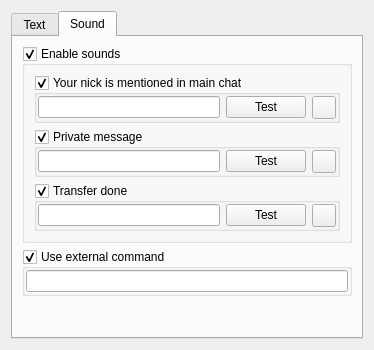
First picture: the form in eiskaltdcpp/ui/UISettingsNotification.ui, repository eiskaltdcpp/eiskaltdcpp, before the edit.
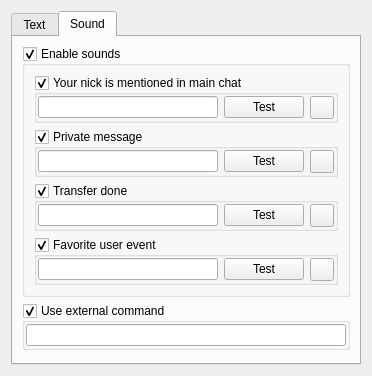
Second picture: the form after the edit. The open tabs and pages were chosen to show the change. Custom widgets are drawn as their Qt base class.

Commit message: Notifications for favorite users

The edit to the form file:
```diff
--- a/eiskaltdcpp/ui/UISettingsNotification.ui
+++ b/eiskaltdcpp/ui/UISettingsNotification.ui
@@ -6,8 +6,8 @@
    <rect>
     <x>0</x>
     <y>0</y>
-    <width>374</width>
-    <height>333</height>
+    <width>372</width>
+    <height>331</height>
    </rect>
   </property>
   <property name="windowTitle">
@@ -64,6 +64,13 @@
             </property>
            </widget>
           </item>
+          <item>
+           <widget class="QCheckBox" name="checkBox_FAVJOIN">
+            <property name="text">
+             <string>Favorite user join/part</string>
+            </property>
+           </widget>
+          </item>
           <item>
            <widget class="QCheckBox" name="checkBox_ANY">
             <property name="text">
@@ -270,10 +277,42 @@
             </layout>
            </widget>
           </item>
+          <item row="5" column="0" colspan="3">
+           <widget class="QGroupBox" name="groupBox_FAV">
+            <property name="title">
+             <string>Favorite user event</string>
+            </property>
+            <property name="checkable">
+             <bool>true</bool>
+            </property>
+            <layout class="QGridLayout" name="gridLayout_2">
+             <property name="margin">
+              <number>1</number>
+             </property>
+             <item row="0" column="0">
+              <widget class="QLineEdit" name="lineEdit_FAV"/>
+             </item>
+             <item row="0" column="1">
+              <widget class="QPushButton" name="pushButton_TESTFAV">
+               <property name="text">
+                <string>Test</string>
+               </property>
+              </widget>
+             </item>
+             <item row="0" column="2">
+              <widget class="QToolButton" name="toolButton_BRWFAV">
+               <property name="text">
+                <string/>
+               </property>
+              </widget>
+             </item>
+            </layout>
+           </widget>
+          </item>
          </layout>
         </widget>
        </item>
-       <item row="2" column="0">
+       <item row="3" column="0">
         <spacer name="verticalSpacer_2">
          <property name="orientation">
           <enum>Qt::Vertical</enum>
```
The commit also changes 8 other files.
